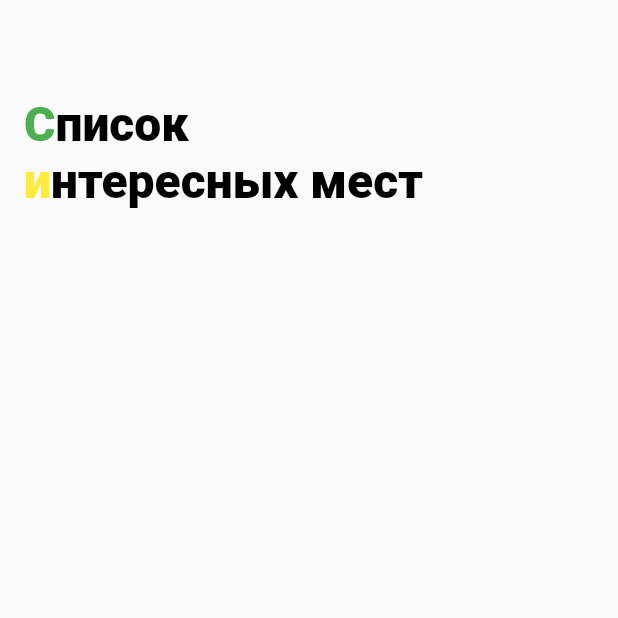
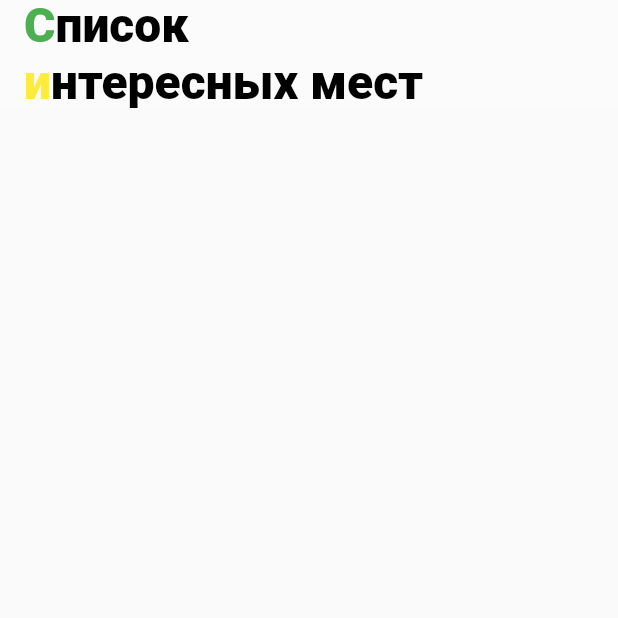
Before and after one commit to bigbagabum/surf-flutter-course-evdokimov, a Flutter app: the screen it shows after launch, on a phone screen of 412 x 824 dp, the top half of it. Run offline on Flutter 3.47's test engine with Material 2 defaults, Android fonts, the phone set to English and light mode, and no system bars.

Commit message:
переделал с контейнера на appBar

```diff
--- a/places/places/lib/main.dart
+++ b/places/places/lib/main.dart
@@ -26,7 +26,7 @@ class MyApp extends StatelessWidget {
           // is not restarted.
           primarySwatch: Colors.blue,
         ),
-        home: const SightListScreenRich());
+        home: const MyAppBar());
   }
 }
 
--- a/places/places/lib/ui/screen/sight_list_screen.dart
+++ b/places/places/lib/ui/screen/sight_list_screen.dart
@@ -2,20 +2,17 @@
 
 import 'package:flutter/material.dart';
 
-class SightListScreenRich extends StatefulWidget {
-  const SightListScreenRich({Key? key}) : super(key: key);
+class MyAppBar extends StatelessWidget {
+  const MyAppBar({Key? key}) : super(key: key);
 
-  @override
-  State<SightListScreenRich> createState() => _SightListScreenRichState();
-}
-
-class _SightListScreenRichState extends State<SightListScreenRich> {
   @override
   Widget build(BuildContext context) {
     return Scaffold(
-        body: Container(
-            padding: EdgeInsets.fromLTRB(16, 64, 0, 0),
-            child: RichText(
+        appBar: AppBar(
+            elevation: 0,
+            toolbarHeight: 72.0,
+            backgroundColor: Colors.white10,
+            title: RichText(
               text: TextSpan(
                 style: TextStyle(
                   fontSize: 32,
```
